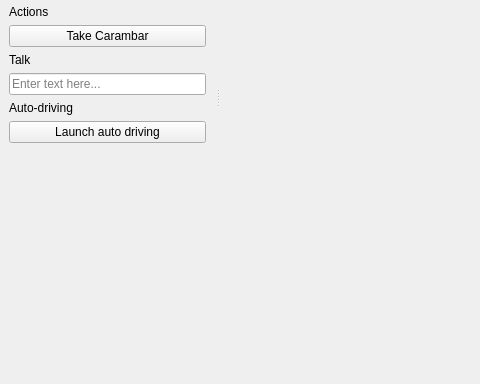
Nivl/nao-car, file NaoCar/VRemote/Ui/MainWindow.ui: the form before one commit; both pictures show x 0 to 480 and y 216 to 600 of the 800 by 600 pixel window.
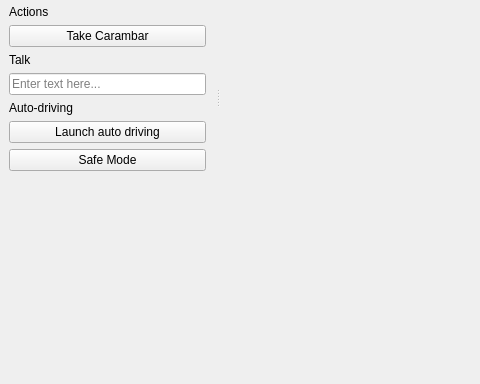
The form after the commit. Icons and pictures are not drawn. Custom widgets are drawn as their Qt base class.

```diff
--- a/NaoCar/VRemote/Ui/MainWindow.ui
+++ b/NaoCar/VRemote/Ui/MainWindow.ui
@@ -55,7 +55,7 @@
    <property name="minimumSize">
     <size>
      <width>215</width>
-     <height>414</height>
+     <height>437</height>
     </size>
    </property>
    <property name="allowedAreas">
@@ -170,6 +170,13 @@
        </property>
       </widget>
      </item>
+     <item>
+      <widget class="QPushButton" name="safeModeButton">
+       <property name="text">
+        <string>Safe Mode</string>
+       </property>
+      </widget>
+     </item>
      <item>
       <spacer name="verticalSpacer">
        <property name="orientation">
```
